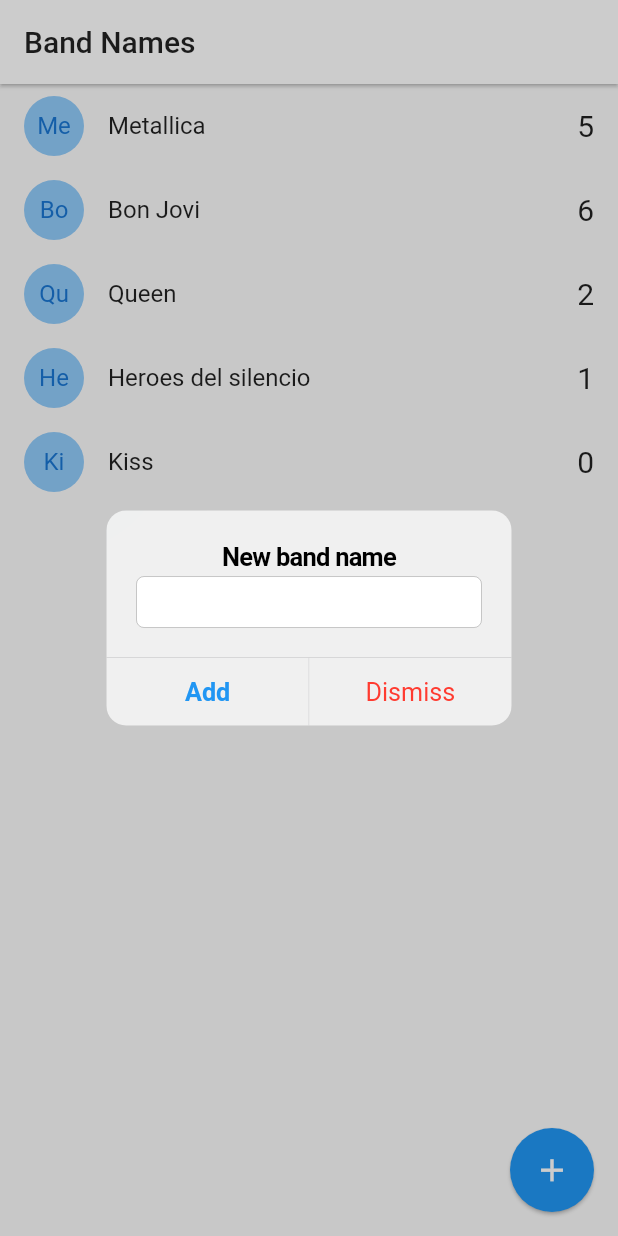
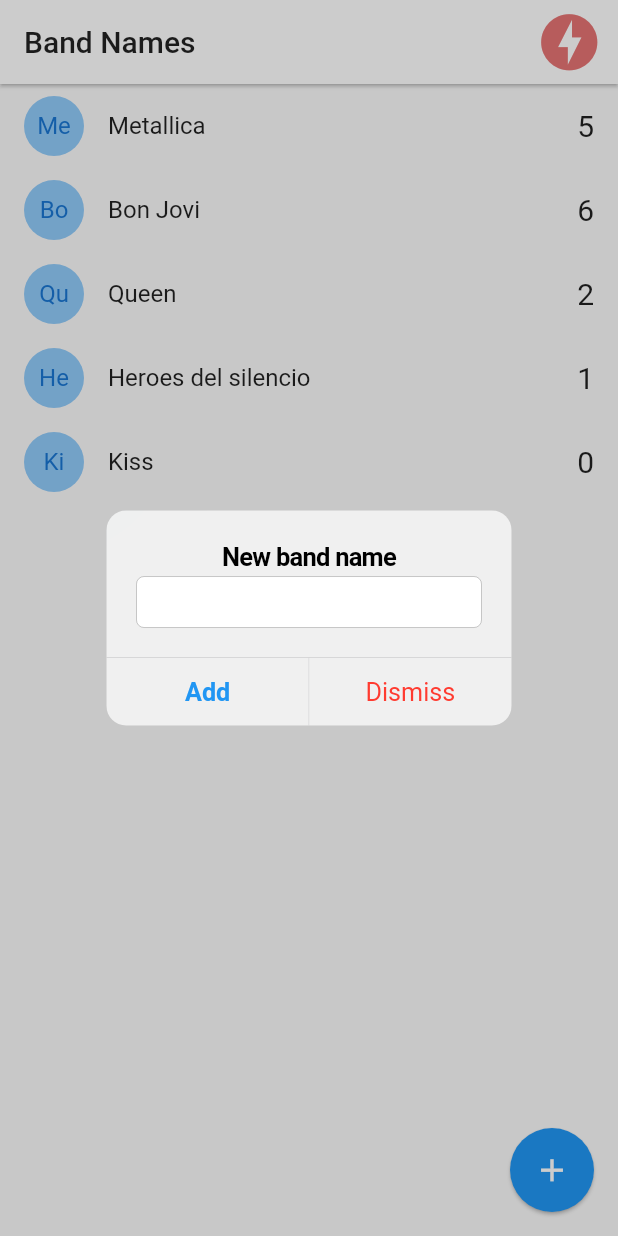
Before and after one commit to maximpower/flutter-bandnames-socket, a Flutter app: the screen it shows after launch, after a tap on the "add" icon, on a phone screen of 412 x 824 dp. Run offline on Flutter 3.47's test engine with Material 2 defaults, Android fonts, the phone set to English and light mode, and no system bars; our stand-ins replace socket_io_client; network calls fail.

Commit message:
Fin sección 2

```diff
--- a/lib/main.dart
+++ b/lib/main.dart
@@ -1,18 +1,27 @@
+import 'package:band_names/pages/status.dart';
+import 'package:band_names/services/socket_service.dart';
 import 'package:flutter/material.dart';
 
 import 'package:band_names/pages/home.dart';
+import 'package:provider/provider.dart';
 void main() => runApp(MyApp());
 
 class MyApp extends StatelessWidget {
   @override
   Widget build(BuildContext context) {
-    return MaterialApp(
-      debugShowCheckedModeBanner: false,
-      title: 'Material App',
-      initialRoute: 'home',
-      routes: {
-        'home' : ( _ ) => HomePage()
-      },
+    return MultiProvider(
+      providers: [
+        ChangeNotifierProvider(create: ( _ ) => SocketService())
+      ],
+      child: MaterialApp(
+        debugShowCheckedModeBanner: false,
+        title: 'Material App',
+        initialRoute: 'home',
+        routes: {
+          'home' : ( _ ) => HomePage(),
+          'status': ( _ ) => StatusPage()
+        },
+      ),
     );
   }
 }
--- a/lib/pages/home.dart
+++ b/lib/pages/home.dart
@@ -1,8 +1,10 @@
 import 'dart:io';
+import 'package:flutter/cupertino.dart';
+import 'package:flutter/material.dart';
 
 import 'package:band_names/models/band.dart';
-import 'package:flutter/cupertino.dart';
-import 'package:flutter/material.dart';
+import 'package:band_names/services/socket_service.dart';
+import 'package:provider/provider.dart';
 
 class HomePage extends StatefulWidget {
   @override
@@ -10,6 +12,8 @@ class HomePage extends StatefulWidget {
 }
 
 class _HomePageState extends State<HomePage> {
+
+
   List<Band> bands = [
     Band(id: '1', name: 'Metallica', votes: 5),
     Band(id: '2', name: 'Bon Jovi', votes: 6),
@@ -20,6 +24,7 @@ class _HomePageState extends State<HomePage> {
 
   @override
   Widget build(BuildContext context) {
+  final socketService = Provider.of<SocketService>(context);
     return Scaffold(
       appBar: AppBar(
         elevation: 1,
@@ -27,6 +32,14 @@ class _HomePageState extends State<HomePage> {
           'Band Names',
           style: TextStyle(color: Colors.black87),
         ),
+        actions: <Widget>[
+          Container(
+            margin: EdgeInsets.only(right:10.0),
+            child:  socketService.serverStatus == ServerStatus.Online
+              ? Icon(Icons.check_circle, size: 45.0, color: Colors.blue[300])
+              : Icon(Icons.offline_bolt, size: 45.0, color: Colors.red[300])
+          )
+        ],
         backgroundColor: Colors.white,
       ),
       body: ListView.builder(
--- /dev/null
+++ b/lib/services/socket_service.dart
@@ -0,0 +1,45 @@
+import 'package:flutter/material.dart';
+
+import 'package:socket_io_client/socket_io_client.dart' as IO;
+
+enum ServerStatus { Online, Offline, Connecting }
+
+class SocketService with ChangeNotifier {
+  ServerStatus _serverStatus = ServerStatus.Connecting;
+  IO.Socket _socket;
+
+  ServerStatus get serverStatus => this._serverStatus;
+  IO.Socket get socket => this._socket;
+
+
+  SocketService() {
+    this._initConfig();
+  }
+
+  void _initConfig() {
+    //Dart client
+    this._socket = IO.io('http://192.168.1.42:3000/', {
+      'transports': ['websocket'],
+      'autoConnect': true
+    });
+
+    this._socket.on('connect', (_) {
+      this._serverStatus = ServerStatus.Online;
+      notifyListeners();
+    });
+
+    this._socket.on('disconnect', (_) {
+      this._serverStatus = ServerStatus.Offline;
+      notifyListeners();
+    });
+
+    // socket.on('nuevo-mensaje', ( payload ) {
+    //   print( 'nuevo-mensaje:');
+    //   print( 'nombre:'+ payload['nombre']);
+    //   print( 'nombre:'+ payload['mensaje']);
+    //   print(payload.containsKey('mensaje2') ? payload['mensaje2'] : "no hay");
+    // });
+
+
+  }
+}
--- a/pubspec.yaml
+++ b/pubspec.yaml
@@ -28,6 +28,8 @@ dependencies:
   # The following adds the Cupertino Icons font to your application.
   # Use with the CupertinoIcons class for iOS style icons.
   cupertino_icons: ^0.1.3
+  socket_io_client: ^0.9.11
+  provider: ^4.3.2+1
 
 dev_dependencies:
   flutter_test:
```
Also changed, not shown: lib/pages/status.dart (added, +33 -0 lines), package-lock.json (added), pubspec.lock.
